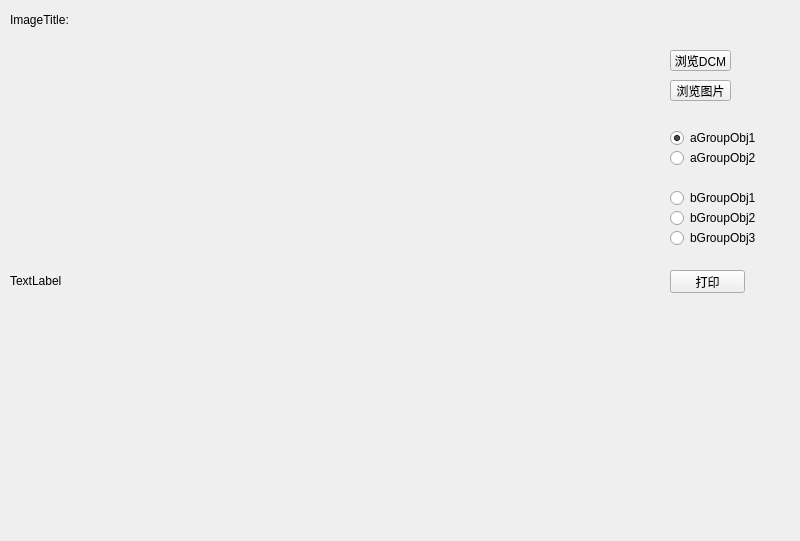
First picture: the form in QtGuiApplicationTest/QtGuiApplicationTest/MainTabPageFirst.ui, repository xautshuanglong/QtLearningRepository, before the edit.
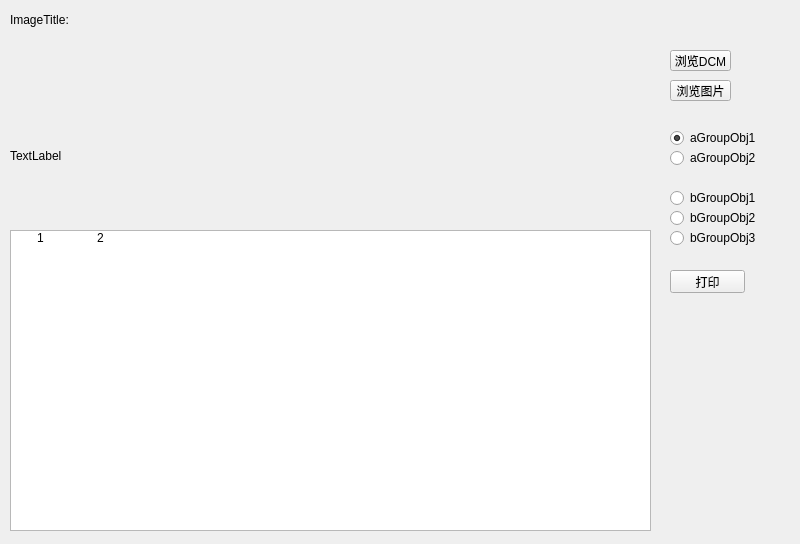
Second picture: the form after the edit. Icons and pictures are not drawn.

Diff of the .ui file:
```diff
--- a/QtGuiApplicationTest/QtGuiApplicationTest/MainTabPageFirst.ui
+++ b/QtGuiApplicationTest/QtGuiApplicationTest/MainTabPageFirst.ui
@@ -7,7 +7,7 @@
     <x>0</x>
     <y>0</y>
     <width>800</width>
-    <height>541</height>
+    <height>544</height>
    </rect>
   </property>
   <property name="sizePolicy">
@@ -52,9 +52,9 @@
    <property name="geometry">
     <rect>
      <x>10</x>
-     <y>25</y>
-     <width>512</width>
-     <height>512</height>
+     <y>40</y>
+     <width>551</width>
+     <height>231</height>
     </rect>
    </property>
    <property name="text">
@@ -174,6 +174,64 @@
     <string>打印</string>
    </property>
   </widget>
+  <widget class="QListWidget" name="lwAppList">
+   <property name="geometry">
+    <rect>
+     <x>10</x>
+     <y>230</y>
+     <width>641</width>
+     <height>301</height>
+    </rect>
+   </property>
+   <property name="focusPolicy">
+    <enum>Qt::NoFocus</enum>
+   </property>
+   <property name="verticalScrollBarPolicy">
+    <enum>Qt::ScrollBarAlwaysOff</enum>
+   </property>
+   <property name="horizontalScrollBarPolicy">
+    <enum>Qt::ScrollBarAlwaysOff</enum>
+   </property>
+   <property name="dragDropMode">
+    <enum>QAbstractItemView::NoDragDrop</enum>
+   </property>
+   <property name="selectionMode">
+    <enum>QAbstractItemView::NoSelection</enum>
+   </property>
+   <property name="iconSize">
+    <size>
+     <width>40</width>
+     <height>40</height>
+    </size>
+   </property>
+   <property name="gridSize">
+    <size>
+     <width>60</width>
+     <height>60</height>
+    </size>
+   </property>
+   <property name="viewMode">
+    <enum>QListView::IconMode</enum>
+   </property>
+   <item>
+    <property name="text">
+     <string>1</string>
+    </property>
+    <property name="icon">
+     <iconset resource="QtGuiApplicationTest.qrc">
+      <normaloff>:/AppImages/Resources/images/open.png</normaloff>:/AppImages/Resources/images/open.png</iconset>
+    </property>
+   </item>
+   <item>
+    <property name="text">
+     <string>2</string>
+    </property>
+    <property name="icon">
+     <iconset resource="QtGuiApplicationTest.qrc">
+      <normaloff>:/AppImages/Resources/images/save.png</normaloff>:/AppImages/Resources/images/save.png</iconset>
+    </property>
+   </item>
+  </widget>
  </widget>
  <resources/>
  <connections/>
```
Left out of the diff: 4 changed lines with no effect on the pictures.
